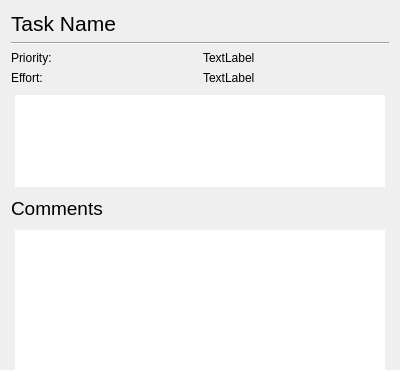
The window that views/taskdetails.ui (BelchieBen/BenjaminBelcherAssessment) describes before a commit, drawn with Qt 5; both pictures show x 0 to 400 and y 0 to 370 of the 400 by 650 pixel window.
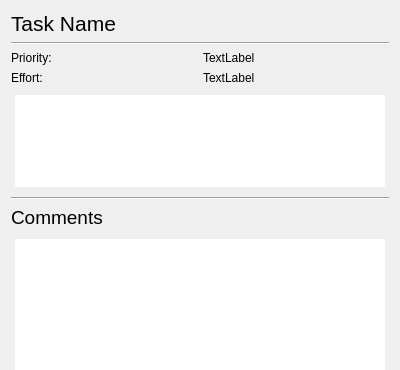
The same window after the commit.

Commit message: Added an edit button for tasks, only available for task assignee & manager

```diff
--- a/views/taskdetails.ui
+++ b/views/taskdetails.ui
@@ -95,6 +95,17 @@
      </property>
     </widget>
    </item>
+   <item>
+    <layout class="QVBoxLayout" name="EditLayout">
+     <item>
+      <widget class="Line" name="line_2">
+       <property name="orientation">
+        <enum>Qt::Horizontal</enum>
+       </property>
+      </widget>
+     </item>
+    </layout>
+   </item>
    <item>
     <widget class="QLabel" name="CommentsLbl">
      <property name="font">
```
The commit also changes 3 other files.
